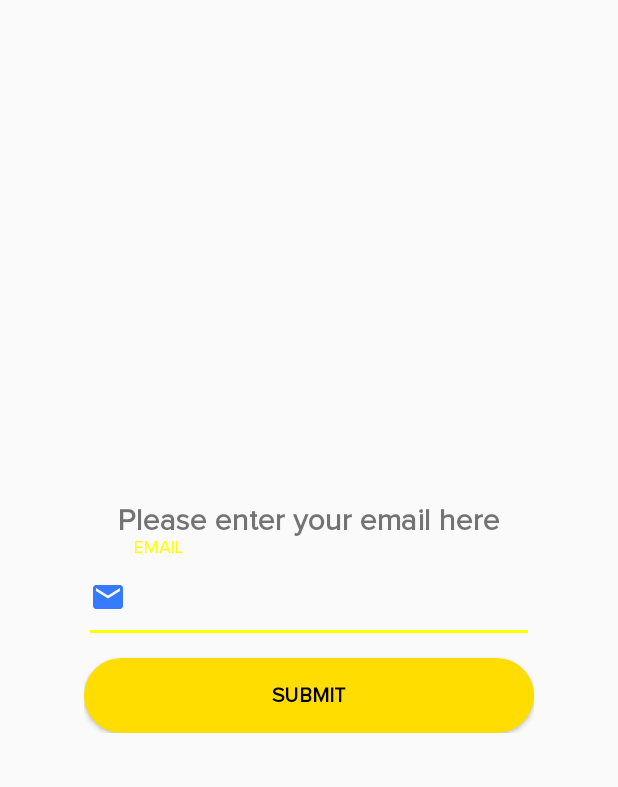
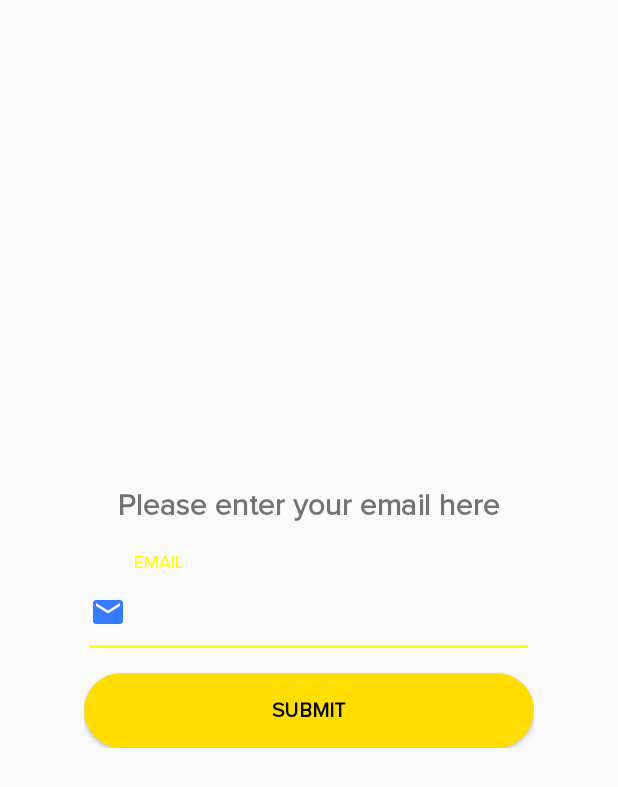
Before and after one commit to wahyukharisma/travanda, an Android app: the ForgotPassword screen opened directly, with no data from a screen before it, on a phone screen of 412 x 824 dp. Shown: the top 787 px of the screen. Run offline under Robolectric (Android 15) with nearby library versions, the phone set to English and light mode, and no system bars; our stand-ins replace Firebase (no records; nobody signed in at launch, a user with empty details on screens opened directly).

Commit message:
Update forgot password UI
+ Adding margin on edit text email

```diff
--- a/app/src/main/res/layout/forgot_password_landing.xml
+++ b/app/src/main/res/layout/forgot_password_landing.xml
@@ -16,7 +16,8 @@
                 android:id="@+id/inputlayout_email"
                 android:layout_width="wrap_content"
                 android:layout_height="wrap_content"
-                android:gravity="center">
+                android:gravity="center"
+                android:layout_marginTop="20dp">
             <EditText
                     android:id="@+id/et_email_input"
                     android:layout_width="300dp"
```
